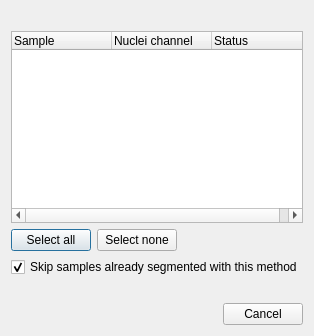
Before: the Qt Designer form exhale/resources/ui/segmentation_batch_dialog.ui in ctroein/exhale, drawn with Qt 5.
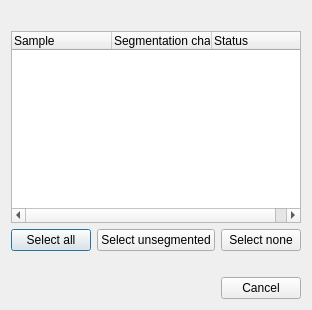
After: the same form once the commit is applied.

Commit message: Clustering batch etc

Diff of the .ui file:
```diff
--- a/exhale/resources/ui/segmentation_batch_dialog.ui
+++ b/exhale/resources/ui/segmentation_batch_dialog.ui
@@ -3,21 +3,21 @@
  <class>SegmentationBatchDialog</class>
  <widget class="QDialog" name="SegmentationBatchDialog">
   <property name="windowTitle"><string>Batch segmentation</string></property>
-  <layout class="QVBoxLayout" name="batchLayout" stretch="0,1,0,0,0,0">
+  <layout class="QVBoxLayout" name="batchLayout" stretch="0,1,0,0,0">
    <item><widget class="QLabel" name="methodInfo"/></item>
    <item><widget class="QTreeWidget" name="sampleTree">
     <property name="rootIsDecorated"><bool>false</bool></property>
     <property name="sortingEnabled"><bool>false</bool></property>
     <column><property name="text"><string>Sample</string></property></column>
-    <column><property name="text"><string>Nuclei channel</string></property></column>
+    <column><property name="text"><string>Segmentation channel</string></property></column>
     <column><property name="text"><string>Status</string></property></column>
    </widget></item>
-   <item><layout class="QHBoxLayout" name="selectionLayout" stretch="0,0,1">
+   <item><layout class="QHBoxLayout" name="selectionLayout" stretch="0,0,0,1">
     <item><widget class="QPushButton" name="selectAll"><property name="text"><string>Select all</string></property></widget></item>
+    <item><widget class="QPushButton" name="selectNew"><property name="text"><string>Select unsegmented</string></property></widget></item>
     <item><widget class="QPushButton" name="selectNone"><property name="text"><string>Select none</string></property></widget></item>
     <item><spacer name="selectionSpacer"><property name="orientation"><enum>Qt::Horizontal</enum></property><property name="sizeHint" stdset="0"><size><width>0</width><height>0</height></size></property></spacer></item>
    </layout></item>
-   <item><widget class="QCheckBox" name="skipExisting"><property name="text"><string>Skip samples already segmented with this method</string></property><property name="checked"><bool>true</bool></property></widget></item>
    <item><widget class="QLabel" name="selectionInfo"/></item>
    <item><widget class="QDialogButtonBox" name="buttonBox"><property name="standardButtons"><set>QDialogButtonBox::Cancel</set></property></widget></item>
   </layout>
```
The commit also changes 38 other files.
